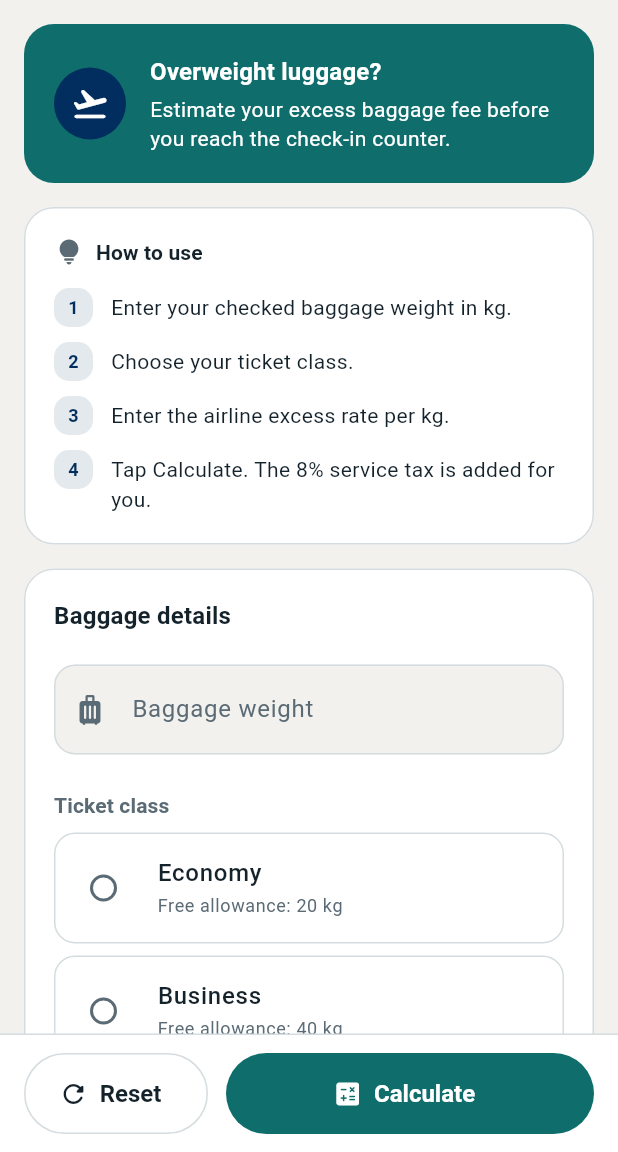
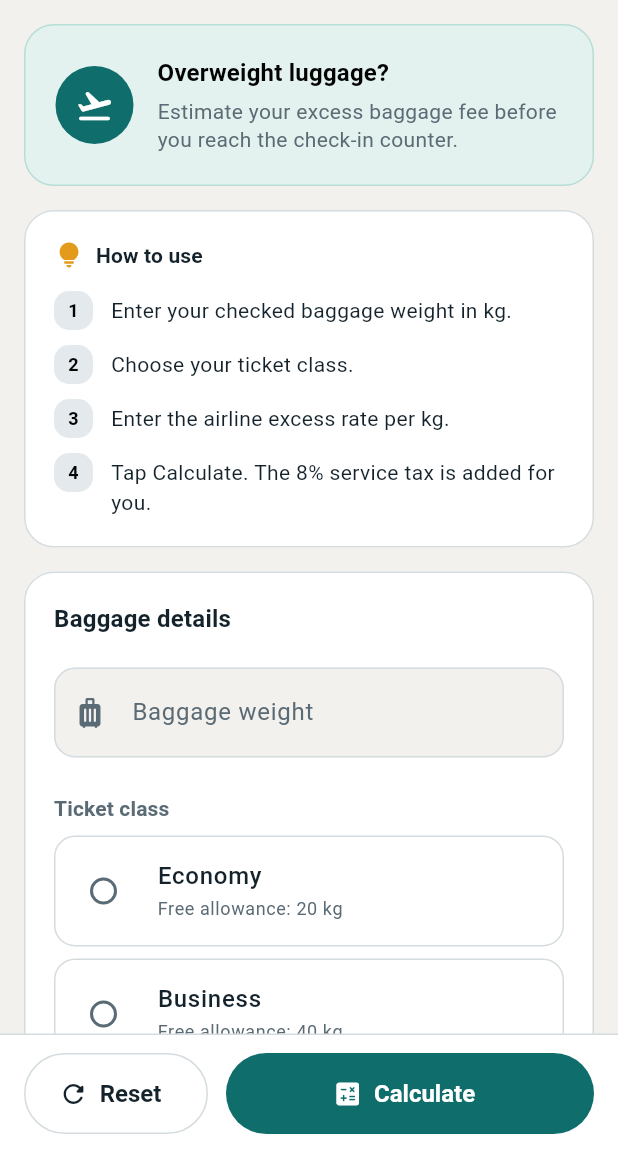
Before and after one commit to tepungPelita1/MobileAssignment, a Flutter app: the screen it shows after launch, on a phone screen of 412 x 824 dp, the part 84-1236 px from its top. Run offline on Flutter 3.47's test engine with Material 3 defaults, Android fonts, the phone set to English and light mode, and no system bars.

Commit message:
Update UI colours

```diff
--- a/lib/app_theme.dart
+++ b/lib/app_theme.dart
@@ -28,6 +28,9 @@ class AppColors {
   static const Color colorOnSecondary = Color(0xFFFFFFFF); // white on teal
   static const Color colorOnSecondarySoft = Color(0xFFD2ECEB); // faded text
   static const Color colorSecondaryLight = Color(0xFF7FD6D2); // icon on banner
+  static const Color colorSecondarySoft = Color(0xFFE3F2EF); // light teal banner fill
+  static const Color colorSecondaryBorder = Color(0xFFB7DDD7); // banner border
+  static const Color colorAmber = Color(0xFFE39B1B); // lightbulb icon (How to use)
 
   // --- Screen, cards and text ---
   static const Color colorBackground = Color.fromARGB(255, 242, 241, 238); // warm light grey
@@ -41,6 +44,8 @@ class AppColors {
   // Used for small boxes and circles behind icons.
   static const Color colorPrimarySoft = Color(0xFFE3E9EC);
   static const Color colorSuccessSoft = Color(0xFFE5F1EB);
+  static const Color colorWarning = Color(0xFFD97A1E); // orange icon "over the allowance"
+  static const Color colorWarningSoft = Color.fromARGB(255, 248, 232, 216); // light orange box
 
   // --- Colours used on top of the graphite banner ---
   static const Color colorOnPrimarySoft = Color.fromARGB(255, 255, 255, 255); // faded text
@@ -82,7 +87,7 @@ ThemeData buildAppTheme() {
     colorScheme: ColorScheme.fromSeed(
       seedColor: AppColors.colorPrimary,
     ).copyWith(
-      primary: AppColors.colorPrimary,
+      primary: const Color.fromARGB(255, 3, 3, 3),
       onPrimary: AppColors.colorOnPrimary,
       secondary: AppColors.colorSecondary,
       onSecondary: AppColors.colorOnSecondary,
--- a/lib/home_page.dart
+++ b/lib/home_page.dart
@@ -334,17 +334,18 @@ class _HomePageState extends State<HomePage> {
     return Container(
       padding: const EdgeInsets.all(20),
       decoration: BoxDecoration(
-        color: colors.secondary,
+        color: AppColors.colorSecondarySoft, // light teal fill
         borderRadius: BorderRadius.circular(AppShape.card),
+        border: Border.all(color: AppColors.colorSecondaryBorder),
       ),
       child: Row(
         children: [
           Container(
-            width: 48,
-            height: 48,
+            width: 52,
+            height: 52,
             alignment: Alignment.center,
             decoration: BoxDecoration(
-              color: AppColors.colorPrimaryCircle,
+              color: colors.secondary, // same teal as the Calculate button
               shape: BoxShape.circle,
             ),
             child: Icon(
@@ -361,7 +362,7 @@ class _HomePageState extends State<HomePage> {
                 Text(
                   'Overweight luggage?',
                   style: fonts.titleMedium?.copyWith(
-                    color: colors.onPrimary,
+                    color: colors.primary,
                     fontWeight: FontWeight.w700,
                   ),
                 ),
@@ -370,7 +371,7 @@ class _HomePageState extends State<HomePage> {
                   'Estimate your excess baggage fee before you reach the '
                   'check-in counter.',
                   style: fonts.bodyMedium?.copyWith(
-                    color: AppColors.colorOnPrimarySoft,
+                    color: colors.onSurfaceVariant,
                     height: 1.35,
                   ),
                 ),
@@ -433,7 +434,7 @@ class _HomePageState extends State<HomePage> {
                 Icon(
                   Icons.lightbulb_rounded,
                   size: 20,
-                  color: colors.onSurfaceVariant,
+                  color: AppColors.colorAmber,
                 ),
                 const SizedBox(width: 8),
                 Text(
@@ -673,9 +674,10 @@ class _HomePageState extends State<HomePage> {
   Widget buildResultCard(ColorScheme colors, TextTheme fonts) {
     final bool noExcess = excessWeight == 0;
     // Green when there is nothing to pay, orange when there is.
-    final Color noticeColor = noExcess ? colors.tertiary : colors.primary;
+    final Color noticeColor =
+        noExcess ? colors.tertiary : AppColors.colorWarning;
     final Color noticeBackground =
-        noExcess ? AppColors.colorSuccessSoft : const Color.fromARGB(255, 238, 163, 98);
+        noExcess ? AppColors.colorSuccessSoft : AppColors.colorWarningSoft;
 
     return buildCard(
       context,
@@ -816,7 +818,6 @@ class _HomePageState extends State<HomePage> {
                       noExcess
                           ? 'Good news! Your baggage is within the '
                               '$selectedClass allowance of $allowance kg. '
-                              'Nothing to pay.'
                           : 'Your baggage is ${trim(excessWeight)} kg over the '
                               '$selectedClass allowance of $allowance kg.',
                       style: fonts.bodyMedium?.copyWith(height: 1.35),
```
Also changed, not shown: 1 other file.
